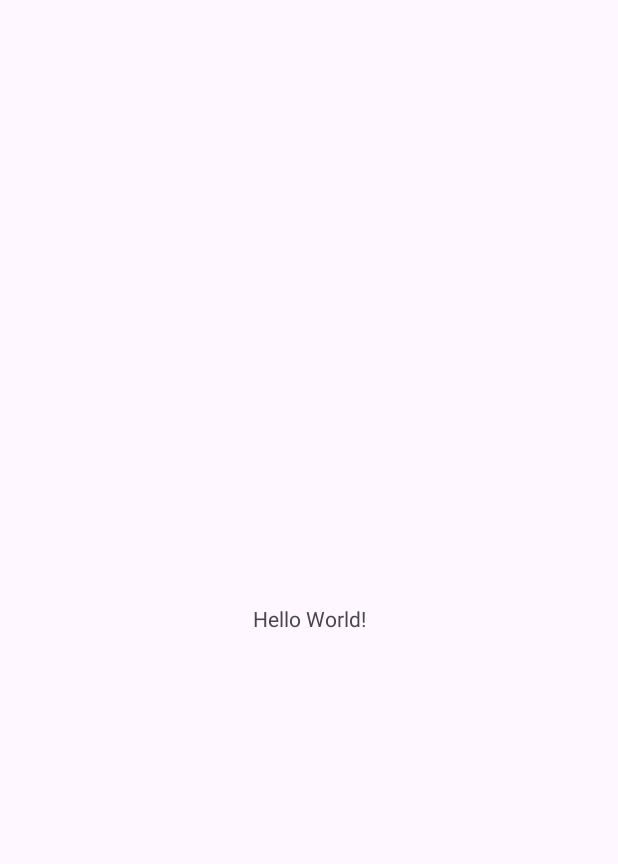
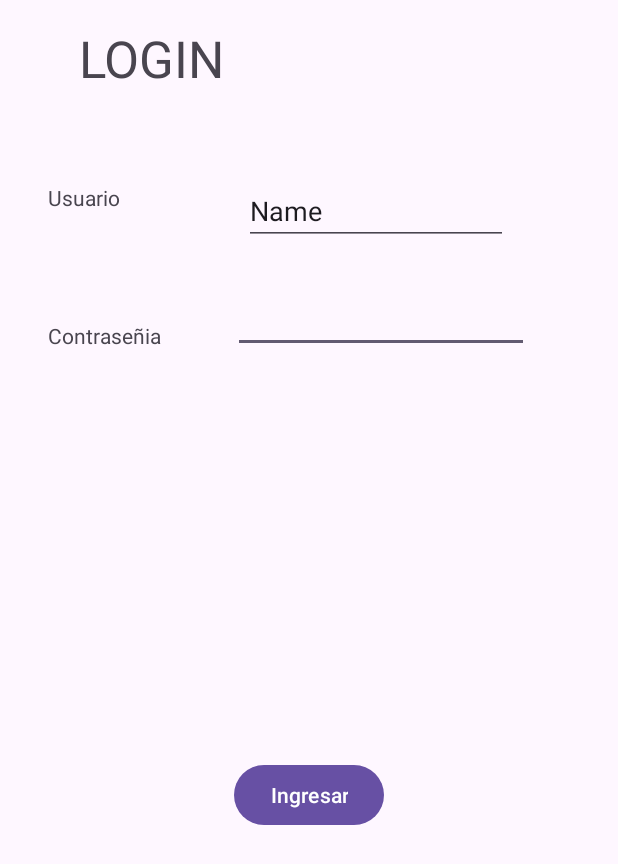
Before and after one commit to Marcelo-29/CazarPatos, an Android app: the screen it shows after launch (MainActivity before the commit, LoginActivity after it), on a phone screen of 412 x 824 dp. Before the commit the part shown is almost empty. Shown: the top 864 px of the screen. Run offline under Robolectric (Android 15) with nearby library versions, the phone set to English and light mode, and no system bars.

Commit message:
Login activity design

```diff
--- a/app/src/main/AndroidManifest.xml
+++ b/app/src/main/AndroidManifest.xml
@@ -13,14 +13,18 @@
         android:theme="@style/Theme.CazarPatos"
         tools:targetApi="31">
         <activity
+            android:name=".LoginActivity"
+            android:exported="true" >
+        <intent-filter>
+            <action android:name="android.intent.action.MAIN" />
+
+            <category android:name="android.intent.category.LAUNCHER" />
+        </intent-filter>
+        </activity>
+        <activity
             android:name=".MainActivity"
-            android:exported="true">
-            <intent-filter>
-                <action android:name="android.intent.action.MAIN" />
+            android:exported="true"/>
 
-                <category android:name="android.intent.category.LAUNCHER" />
-            </intent-filter>
-        </activity>
     </application>
 
 </manifest>
--- /dev/null
+++ b/app/src/main/java/com/marcelo/maisincho/cazarpatos/LoginActivity.kt
@@ -0,0 +1,31 @@
+package com.marcelo.maisincho.cazarpatos
+
+import android.content.Intent
+import android.os.Bundle
+import android.util.Log
+import android.widget.Button
+import androidx.activity.enableEdgeToEdge
+import androidx.appcompat.app.AppCompatActivity
+import androidx.core.view.ViewCompat
+import androidx.core.view.WindowInsetsCompat
+const val TAG = "MainActivity4"
+
+class LoginActivity : AppCompatActivity() {
+    private lateinit var buttonIngresar : Button
+    override fun onCreate(savedInstanceState: Bundle?) {
+        super.onCreate(savedInstanceState)
+        enableEdgeToEdge()
+        setContentView(R.layout.activity_login)
+        buttonIngresar = findViewById(R.id.buttonIngresar)
+        ViewCompat.setOnApplyWindowInsetsListener(findViewById(R.id.main)) { v, insets ->
+            val systemBars = insets.getInsets(WindowInsetsCompat.Type.systemBars())
+            v.setPadding(systemBars.left, systemBars.top, systemBars.right, systemBars.bottom)
+            insets
+        }
+        buttonIngresar.setOnClickListener {
+            Log.d(TAG,"Login")
+            startActivity(Intent(this,MainActivity::class.java))
+        }
+
+    }
+}
--- /dev/null
+++ b/app/src/main/res/layout/activity_login.xml
@@ -0,0 +1,81 @@
+<?xml version="1.0" encoding="utf-8"?>
+<androidx.constraintlayout.widget.ConstraintLayout xmlns:android="http://schemas.android.com/apk/res/android"
+    xmlns:app="http://schemas.android.com/apk/res-auto"
+    xmlns:tools="http://schemas.android.com/tools"
+    android:id="@+id/main"
+    android:layout_width="match_parent"
+    android:layout_height="match_parent"
+    tools:context=".LoginActivity">
+
+    <TextView
+        android:id="@+id/textView"
+        android:layout_width="307dp"
+        android:layout_height="74dp"
+        android:layout_marginStart="16dp"
+        android:layout_marginTop="16dp"
+        android:layout_marginEnd="16dp"
+        android:text="LOGIN"
+        android:textSize="34sp"
+        app:layout_constraintEnd_toEndOf="parent"
+        app:layout_constraintStart_toStartOf="parent"
+        app:layout_constraintTop_toTopOf="parent" />
+
+    <Button
+        android:id="@+id/buttonIngresar"
+        android:layout_width="wrap_content"
+        android:layout_height="wrap_content"
+        android:text="@string/buttonIngresar_text"
+        app:layout_constraintBottom_toBottomOf="parent"
+        app:layout_constraintEnd_toEndOf="parent"
+        app:layout_constraintStart_toStartOf="parent"
+        app:layout_constraintTop_toBottomOf="@+id/editTextTextPassword"
+        app:layout_constraintVertical_bias="0.501" />
+
+    <TextView
+        android:id="@+id/textView2"
+        android:layout_width="76dp"
+        android:layout_height="24dp"
+        android:layout_marginStart="32dp"
+        android:layout_marginTop="32dp"
+        android:text="Usuario"
+        app:layout_constraintStart_toStartOf="parent"
+        app:layout_constraintTop_toBottomOf="@+id/textView" />
+
+    <TextView
+        android:id="@+id/textView3"
+        android:layout_width="wrap_content"
+        android:layout_height="wrap_content"
+        android:layout_marginStart="32dp"
+        android:layout_marginTop="68dp"
+        android:text="Contraseñia"
+        app:layout_constraintStart_toStartOf="parent"
+        app:layout_constraintTop_toBottomOf="@+id/textView2" />
+
+    <EditText
+        android:id="@+id/editTextTextPassword"
+        android:layout_width="197dp"
+        android:layout_height="40dp"
+        android:layout_marginTop="32dp"
+        android:layout_marginEnd="24dp"
+        android:ems="10"
+        android:inputType="textPassword"
+        app:layout_constraintEnd_toEndOf="parent"
+        app:layout_constraintHorizontal_bias="0.578"
+        app:layout_constraintStart_toEndOf="@+id/textView3"
+        app:layout_constraintTop_toBottomOf="@+id/editTextText2" />
+
+    <EditText
+        android:id="@+id/editTextText2"
+        android:layout_width="176dp"
+        android:layout_height="41dp"
+        android:layout_marginTop="32dp"
+        android:layout_marginEnd="24dp"
+        android:ems="10"
+        android:inputType="text"
+        android:text="Name"
+        app:layout_constraintEnd_toEndOf="parent"
+        app:layout_constraintHorizontal_bias="0.524"
+        app:layout_constraintStart_toEndOf="@+id/textView2"
+        app:layout_constraintTop_toBottomOf="@+id/textView" />
+
+</androidx.constraintlayout.widget.ConstraintLayout>
--- a/app/src/main/res/values/strings.xml
+++ b/app/src/main/res/values/strings.xml
@@ -1,3 +1,4 @@
 <resources>
-    <string name="app_name">CazarPatos</string>
+    <string name="app_name">Cazar Patos</string>
+    <string name="buttonIngresar_text">Ingresar</string>
 </resources>
```
